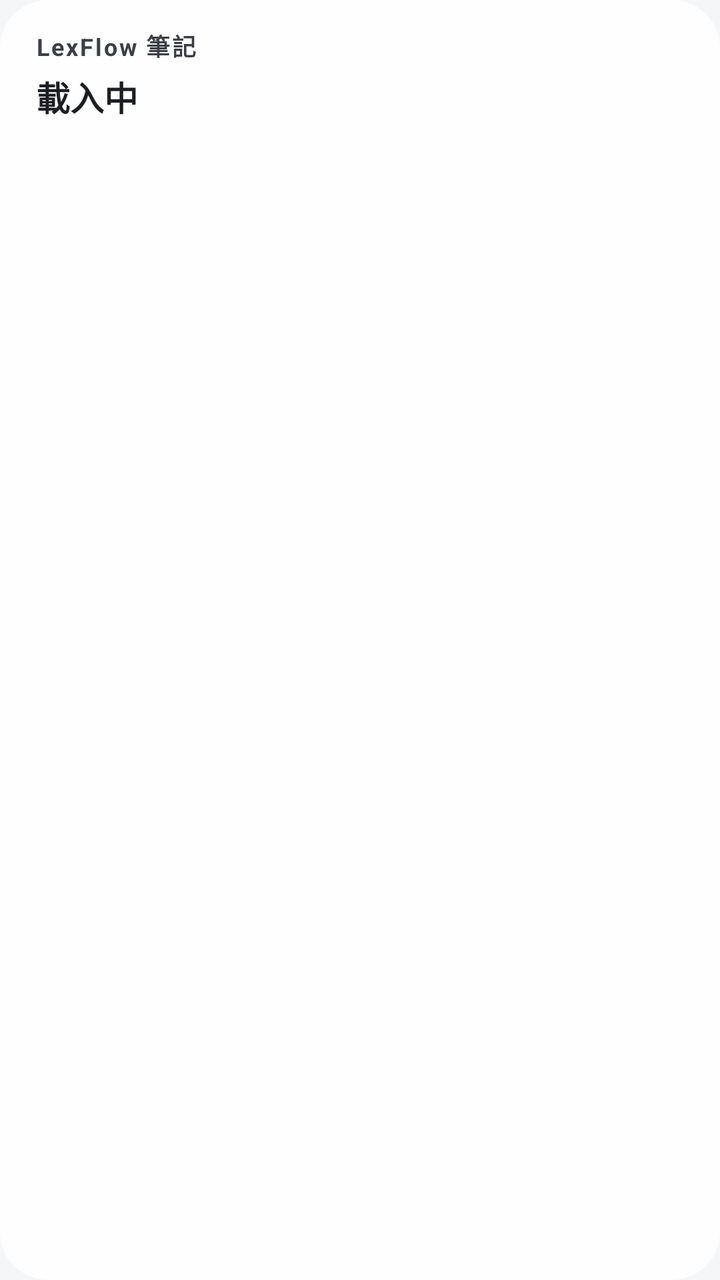
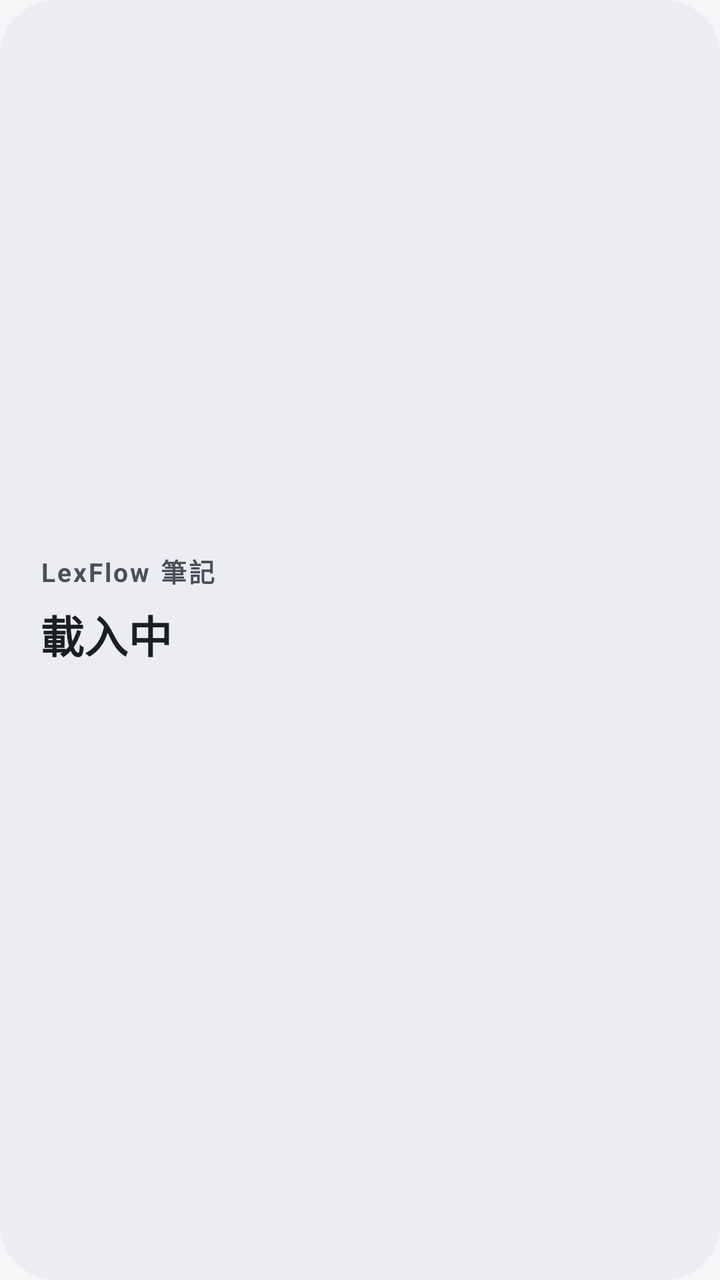

Two renders of the same Android screen: before a commit and after it. Below are the layout's source before the change and the commit's diff.
<!-- AndroidManifest.xml: application theme AppTheme -->
<!-- res/layout/widget.xml -->
<?xml version="1.0" encoding="utf-8"?>
<LinearLayout xmlns:android="http://schemas.android.com/apk/res/android"
    android:id="@+id/w_root"
    android:layout_width="match_parent"
    android:layout_height="match_parent"
    android:background="@drawable/widget_bg"
    android:orientation="vertical"
    android:paddingStart="18dp"
    android:paddingTop="14dp"
    android:paddingEnd="18dp"
    android:paddingBottom="14dp">

    <TextView
        android:id="@+id/w_type"
        android:layout_width="wrap_content"
        android:layout_height="wrap_content"
        android:letterSpacing="0.08"
        android:text="@string/app_name"
        android:textColor="@color/accent"
        android:textSize="12sp"
        android:textStyle="bold" />

    <TextView
        android:id="@+id/w_title"
        android:layout_width="match_parent"
        android:layout_height="wrap_content"
        android:layout_marginTop="4dp"
        android:ellipsize="end"
        android:maxLines="2"
        android:text="@string/loading"
        android:textColor="@color/fg"
        android:textSize="17sp"
        android:textStyle="bold" />

    <TextView
        android:id="@+id/w_core"
        android:layout_width="match_parent"
        android:layout_height="wrap_content"
        android:layout_marginTop="6dp"
        android:ellipsize="end"
        android:lineSpacingMultiplier="1.2"
        android:maxLines="6"
        android:textColor="@color/fg_soft"
        android:textSize="14sp" />
</LinearLayout>
<!-- resources referenced by this layout -->
<resources>
  <color name="accent">#3A3F47</color>
  <color name="fg">#1B1F24</color>
  <color name="fg_soft">#2F3640</color>
  <!-- drawable widget_bg (drawable) -->
  <?xml version="1.0" encoding="utf-8"?>
  <shape xmlns:android="http://schemas.android.com/apk/res/android" android:shape="rectangle">
      <solid android:color="@color/widget_bg" />
      <corners android:radius="24dp" />
  </shape>
  <string name="app_name">LexFlow 筆記</string>
  <string name="loading">載入中</string>
  <style name="AppTheme" parent="android:Theme.Material.Light.NoActionBar">
          <item name="android:windowBackground">@color/bg</item>
          <item name="android:statusBarColor">@color/bg</item>
          <item name="android:navigationBarColor">@color/bg</item>
          <item name="android:windowLightStatusBar">true</item>
          <item name="android:windowLightNavigationBar">true</item>
          <item name="android:colorAccent">@color/accent</item>
      </style>
  <color name="widget_bg">#F2FFFFFF</color>
  <color name="bg">#F5F6F8</color>
</resources>

<!-- the commit's change to res/layout/widget.xml (unified diff, before → after) -->
@@ -4,11 +4,12 @@
     android:layout_width="match_parent"
     android:layout_height="match_parent"
     android:background="@drawable/widget_bg"
+    android:gravity="center_vertical"
     android:orientation="vertical"
-    android:paddingStart="18dp"
-    android:paddingTop="14dp"
-    android:paddingEnd="18dp"
-    android:paddingBottom="14dp">
+    android:paddingStart="20dp"
+    android:paddingTop="18dp"
+    android:paddingEnd="20dp"
+    android:paddingBottom="18dp">
 
     <TextView
         android:id="@+id/w_type"
@@ -16,30 +17,30 @@
         android:layout_height="wrap_content"
         android:letterSpacing="0.08"
         android:text="@string/app_name"
-        android:textColor="@color/accent"
-        android:textSize="12sp"
+        android:textColor="@color/widget_label"
+        android:textSize="13sp"
         android:textStyle="bold" />
 
     <TextView
         android:id="@+id/w_title"
         android:layout_width="match_parent"
         android:layout_height="wrap_content"
-        android:layout_marginTop="4dp"
+        android:layout_marginTop="6dp"
         android:ellipsize="end"
         android:maxLines="2"
         android:text="@string/loading"
         android:textColor="@color/fg"
-        android:textSize="17sp"
+        android:textSize="22sp"
         android:textStyle="bold" />
 
     <TextView
         android:id="@+id/w_core"
         android:layout_width="match_parent"
         android:layout_height="wrap_content"
-        android:layout_marginTop="6dp"
+        android:layout_marginTop="8dp"
         android:ellipsize="end"
         android:lineSpacingMultiplier="1.2"
-        android:maxLines="6"
+        android:maxLines="5"
         android:textColor="@color/fg_soft"
-        android:textSize="14sp" />
+        android:textSize="17sp" />
 </LinearLayout>
<!-- resource entries referenced after the edit -->
@@ -3,11 +3,12 @@
   <color name="accent">#3A3F47</color>
   <color name="fg">#1B1F24</color>
   <color name="fg_soft">#2F3640</color>
+  <color name="widget_label">#4A505A</color>
   <!-- drawable widget_bg (drawable) -->
   <?xml version="1.0" encoding="utf-8"?>
   <shape xmlns:android="http://schemas.android.com/apk/res/android" android:shape="rectangle">
       <solid android:color="@color/widget_bg" />
-      <corners android:radius="24dp" />
+      <corners android:radius="28dp" />
   </shape>
   <string name="app_name">LexFlow 筆記</string>
   <string name="loading">載入中</string>
@@ -19,7 +20,7 @@
           <item name="android:windowLightNavigationBar">true</item>
           <item name="android:colorAccent">@color/accent</item>
       </style>
-  <color name="widget_bg">#F2FFFFFF</color>
+  <color name="widget_bg">#B8E9EAEE</color>
   <color name="bg">#F5F6F8</color>
 </resources>
 
